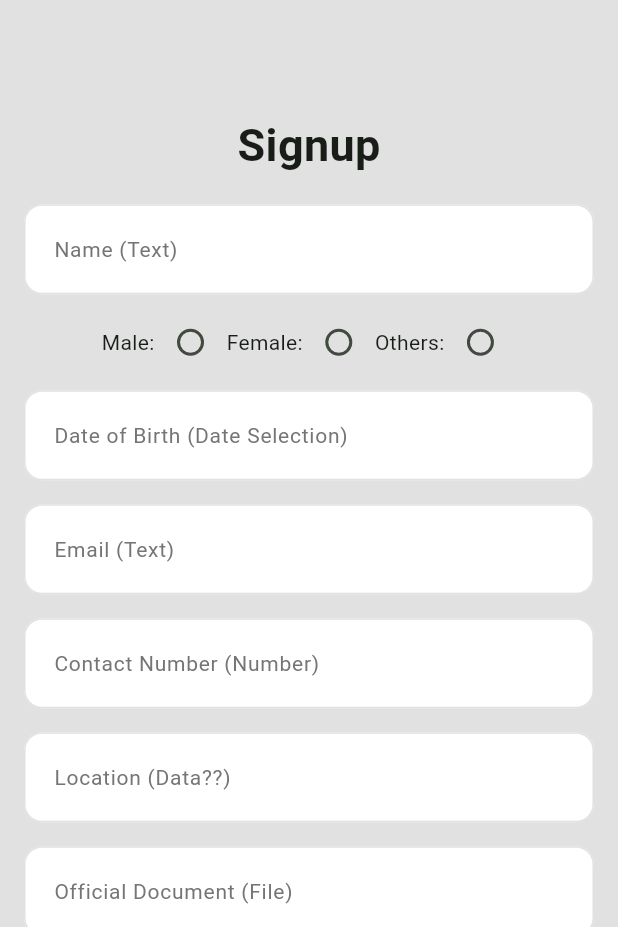
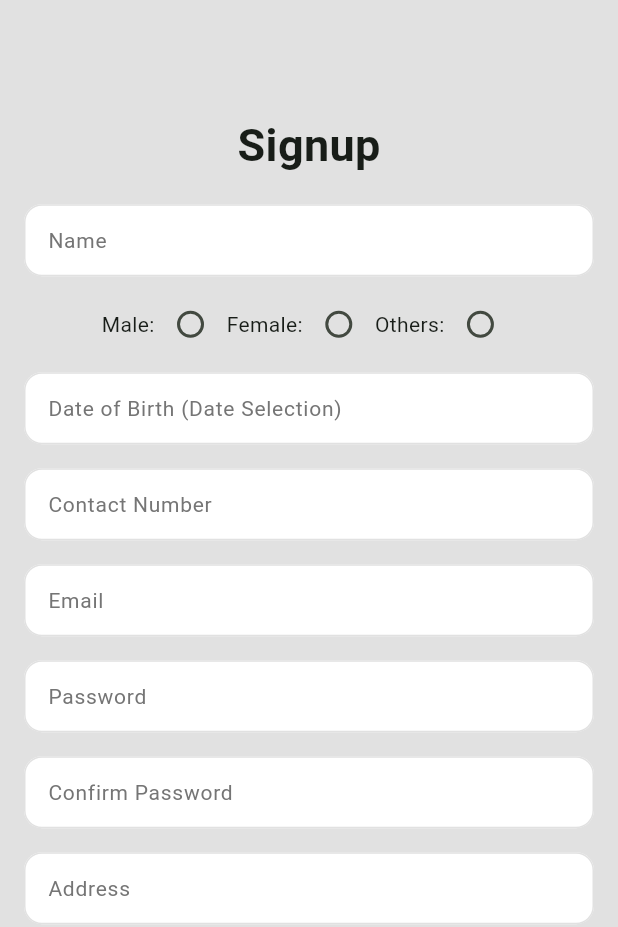
Before and after one commit to umangsthav2/GharSewa, a Flutter app: the SignupScreen screen opened directly, on a phone screen of 412 x 824 dp, the part 309-1236 px from its top. Run offline on Flutter 3.47's test engine with Material 3 defaults, Android fonts, the phone set to English and light mode, and no system bars; our stand-ins replace carousel_slider.

Commit message:
Basic UI/UX improvements

```diff
--- a/gharsewa/lib/screens/DrawerSettings.dart
+++ b/gharsewa/lib/screens/DrawerSettings.dart
@@ -10,7 +10,7 @@ class ProfileState extends State<UserProfile> {
   @override
   Widget build(BuildContext bc) {
     return Container(
-      decoration: BoxDecoration(color: GSColors().green),
+      decoration: BoxDecoration(color: GSColors().yellow),
       width: 300,
       child: Column(
         children: [
--- a/gharsewa/lib/screens/LoginScreen.dart
+++ b/gharsewa/lib/screens/LoginScreen.dart
@@ -32,7 +32,7 @@ class LoginState extends State<LoginScreen> {
             mainAxisAlignment: MainAxisAlignment.center,
             children: [
               Image.asset("lib/assets/images/gharsewa_logo.png", width: 125),
-              SizedBox(width: 150,),
+              SizedBox(width: 150),
               GSTextField(placeholder: "Email", value: emailValue),
               GSTextField(
                 placeholder: "Password",
--- a/gharsewa/lib/screens/Postings.dart
+++ b/gharsewa/lib/screens/Postings.dart
@@ -1,6 +1,7 @@
 import 'package:flutter/material.dart';
 import 'package:gharsewa/screens/DrawerSettings.dart';
 import 'package:gharsewa/screens/PostDetail.dart';
+import 'package:gharsewa/themes/colors.dart';
 
 import 'package:gharsewa/widgets/GSAppBar.dart';
 import 'package:gharsewa/widgets/GSCard.dart';
@@ -19,7 +20,7 @@ class PostingState extends State<Postings> {
     return Scaffold(
       appBar: GSAppBar(),
       drawer: UserProfile(),
-      backgroundColor: Colors.black12,
+      backgroundColor: GSColors().offwhite,
       body: SingleChildScrollView(
         child: Column(
           children: [
--- a/gharsewa/lib/screens/SignupScreen.dart
+++ b/gharsewa/lib/screens/SignupScreen.dart
@@ -19,7 +19,8 @@ class SignupState extends State<SignupScreen> {
     return Scaffold(
       appBar: GSAppBar(),
       backgroundColor: GSColors().offwhite,
-      body: Center(
+      body: SingleChildScrollView(
+        child: Center(
           child: Column(
             children: [
               Image.asset("lib/assets/images/gharsewa_logo.png", width: 150),
@@ -29,29 +30,87 @@ class SignupState extends State<SignupScreen> {
                 style: TextStyle(fontWeight: FontWeight.bold, fontSize: 30),
               ),
               const SizedBox(height: 10),
-            GSTextField(placeholder: "Name (Text)", value: null),
+              GSTextField(placeholder: "Name", value: null),
               // GSTextField(placeholder: "Gender (Radio)", value: null),
-            Column(children:[
+              Column(
+                children: [
                   Row(
                     mainAxisAlignment: MainAxisAlignment.center,
                     children: [
                       Text("Male:"),
-                  Radio(value: "Male",groupValue:selectedGender,onChanged: (String? value){setState(() {selectedGender=value;debugPrint(selectedGender);});}),
+                      Radio(
+                        value: "Male",
+                        groupValue: selectedGender,
+                        onChanged: (String? value) {
+                          setState(() {
+                            selectedGender = value;
+                            debugPrint(selectedGender);
+                          });
+                        },
+                      ),
                       Text("Female:"),
-                  Radio(value: "Female",groupValue:selectedGender,onChanged: (String? value){setState(() {selectedGender=value;debugPrint(selectedGender);});}),
+                      Radio(
+                        value: "Female",
+                        groupValue: selectedGender,
+                        onChanged: (String? value) {
+                          setState(() {
+                            selectedGender = value;
+                            debugPrint(selectedGender);
+                          });
+                        },
+                      ),
                       Text("Others:"),
-                  Radio(value: "Others",groupValue:selectedGender,onChanged: (String? value){setState(() {selectedGender=value;debugPrint(selectedGender);});}),
-                ],)
+                      Radio(
+                        value: "Others",
+                        groupValue: selectedGender,
+                        onChanged: (String? value) {
+                          setState(() {
+                            selectedGender = value;
+                            debugPrint(selectedGender);
+                          });
+                        },
+                      ),
+                    ],
+                  ),
                 ],
               ),
               GSTextField(
+                keyboardType: TextInputType.datetime,
                 placeholder: "Date of Birth (Date Selection)",
                 value: null,
               ),
-            GSTextField(placeholder: "Email (Text)", value: null),
-            GSTextField(placeholder: "Contact Number (Number)", value: null),
-            GSTextField(placeholder: "Location (Data??)", value: null),
-            GSTextField(placeholder: "Official Document (File)", value: null),
+              GSTextField(
+                keyboardType: TextInputType.phone,
+                placeholder: "Contact Number",
+                value: null,
+              ),
+              GSTextField(
+                keyboardType: TextInputType.emailAddress,
+                placeholder: "Email",
+                value: null,
+              ),
+              GSTextField(
+                keyboardType: TextInputType.visiblePassword,
+                placeholder: "Password",
+                value: null,
+                masking: true,
+              ),
+              GSTextField(
+                keyboardType: TextInputType.visiblePassword,
+                placeholder: "Confirm Password",
+                value: null,
+                masking: true,
+              ),
+              GSTextField(
+                keyboardType: TextInputType.text,
+                placeholder: "Address",
+                value: null,
+              ),
+              GSTextField(
+                keyboardType: TextInputType.text,
+                placeholder: "Official Document (File)",
+                value: null,
+              ),
               Container(
                 width: double.infinity,
                 child: GSButton(
@@ -81,6 +140,7 @@ class SignupState extends State<SignupScreen> {
             ],
           ),
         ),
+      ),
     );
   }
 }
--- a/gharsewa/lib/screens/TestScreen.dart
+++ b/gharsewa/lib/screens/TestScreen.dart
@@ -1,7 +1,7 @@
 import 'package:flutter/material.dart';
 import 'package:gharsewa/screens/DrawerSettings.dart';
 import 'package:gharsewa/widgets/GSListTile.dart';
-import 'package:gharsewa/widgets/GSUser.dart';
+import 'package:gharsewa/screens/UserScreen.dart';
 import 'package:http/http.dart' as http;
 import 'dart:convert';
 
@@ -43,7 +43,7 @@ class TestState extends State {
                       Navigator.push(
                         context,
                         MaterialPageRoute(
-                          builder: (context) => GSUser(
+                          builder: (context) => UserScreen(
                             name:"${item['name']}",
                             location:"${item['address']['street']}, ${item['address']['city']}",
                           )
--- a/gharsewa/lib/widgets/GSButton.dart
+++ b/gharsewa/lib/widgets/GSButton.dart
@@ -22,7 +22,7 @@ class GSButtonState extends State<GSButton> {
 
         style: ElevatedButton.styleFrom(
           backgroundColor: widget.buttonColor,
-          padding: EdgeInsets.all(22),
+          padding: EdgeInsets.all(14),
           shape: RoundedRectangleBorder(borderRadius: BorderRadius.circular(8)),
         ),
         child: Text(
--- a/gharsewa/lib/widgets/GSListTile.dart
+++ b/gharsewa/lib/widgets/GSListTile.dart
@@ -19,14 +19,15 @@ class ListTileState extends State<GSListTile> {
       onTap: widget.onClick,
       child: ListTile(
         leading: CircleAvatar(
+          radius: 20,
           backgroundImage: AssetImage("${widget.img}"),
           backgroundColor: Colors.blue,
         ),
         title: Text(
           "${widget.name}",
-          style: TextStyle(fontWeight: FontWeight.bold, fontSize: 20),
+          style: TextStyle(fontWeight: FontWeight.bold, fontSize: 18),
         ),
-        subtitle: Text("${widget.desc}"),
+        subtitle: Text("${widget.desc}", style: TextStyle(fontSize: 12)),
       ),
     );
   }
--- a/gharsewa/lib/widgets/GSRadioButton.dart
+++ /dev/null
@@ -1,6 +0,0 @@
-import 'package:flutter/material.dart';
-
-class Gsradiobutton extends StatefulWidget
-{
-
-}
--- a/gharsewa/lib/widgets/GSTextField.dart
+++ b/gharsewa/lib/widgets/GSTextField.dart
@@ -1,15 +1,17 @@
 import 'package:flutter/material.dart';
+import 'package:flutter/services.dart';
 import 'package:gharsewa/themes/colors.dart';
 
 class GSTextField extends StatefulWidget {
   final String? placeholder;
   final TextEditingController? value;
   final bool masking;
-
+  final TextInputType? keyboardType;
   const GSTextField({
     super.key,
     this.placeholder,
     this.value,
+    this.keyboardType,
     this.masking = false,
   });
 
@@ -23,24 +25,24 @@ class _GSTextFieldState extends State<GSTextField> {
     return Padding(
       padding: const EdgeInsets.symmetric(vertical: 8.0, horizontal: 16.0),
       child: TextField(
+        keyboardType: widget.keyboardType,
         controller: widget.value,
         obscureText: widget.masking,
         obscuringCharacter: "•",
-        style: const TextStyle(fontSize: 16),
+        style: const TextStyle(fontSize: 14),
         decoration: InputDecoration(
-          labelText: widget.placeholder, // floating label (like Google login)
+          labelText: widget.placeholder,
           labelStyle: TextStyle(color: Colors.grey.shade600, fontSize: 14),
           filled: true,
           fillColor: GSColors().white,
           contentPadding: const EdgeInsets.symmetric(
-            vertical: 18,
-            horizontal: 16,
+            vertical: 12,
+            horizontal: 12,
           ),
-          border: OutlineInputBorder(
-          ),
+          border: OutlineInputBorder(),
           enabledBorder: OutlineInputBorder(
             borderRadius: BorderRadius.circular(12),
-            borderSide:BorderSide(color:GSColors().offwhite),
+            borderSide: BorderSide(color: GSColors().offwhite),
           ),
           focusedBorder: OutlineInputBorder(
             borderRadius: BorderRadius.circular(12),
```
Also changed, not shown: gharsewa/lib/screens/PostDetail.dart (+10 -8 lines), gharsewa/lib/screens/UserScreen.dart (added, +165 -0 lines), gharsewa/lib/widgets/GSCard.dart (+5 -5 lines), gharsewa/lib/widgets/GSUser.dart (deleted, +0 -71 lines). Lines whose indentation alone changed are shown as unchanged.
